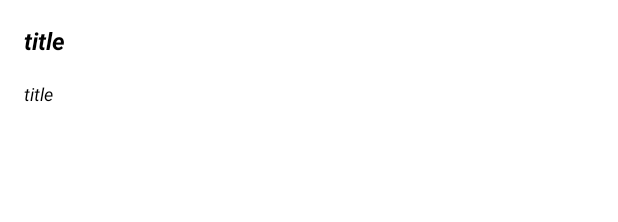
After one commit to pradeep9201439460/SampleArtivatic, an Android app: the layout item_country_details_layout.xml on its own in the app's theme, with its tools: preview values and no code run, on a phone screen of 412 x 824 dp. The commit adds this screen. Shown: the top 222 px of the screen. Run offline under Robolectric (Android 15) with nearby library versions, the phone set to English and light mode, and no system bars; network calls fail.

Commit message:
Add Adapter with glide for image

```diff
--- a/app/src/main/res/layout/activity_main.xml
+++ b/app/src/main/res/layout/activity_main.xml
@@ -39,7 +39,7 @@
         <androidx.recyclerview.widget.RecyclerView
             android:id="@+id/recyclerView"
             android:layout_width="match_parent"
-            android:layout_height="match_parent"
+            android:layout_height="0dp"
             app:layout_constraintBottom_toBottomOf="parent"
             app:layout_constraintEnd_toEndOf="parent"
             app:layout_constraintStart_toStartOf="parent"
--- /dev/null
+++ b/app/src/main/res/layout/item_country_details_layout.xml
@@ -0,0 +1,45 @@
+<?xml version="1.0" encoding="utf-8"?>
+<layout xmlns:app="http://schemas.android.com/apk/res-auto"
+    xmlns:tools="http://schemas.android.com/tools">
+
+
+    <androidx.constraintlayout.widget.ConstraintLayout xmlns:android="http://schemas.android.com/apk/res/android"
+        android:layout_width="match_parent"
+        android:layout_height="match_parent">
+
+        <androidx.appcompat.widget.AppCompatImageView
+            android:id="@+id/image"
+            android:layout_width="wrap_content"
+            android:layout_height="wrap_content"
+            app:layout_constraintEnd_toEndOf="parent"
+            app:layout_constraintStart_toStartOf="parent"
+            app:layout_constraintTop_toTopOf="parent" />
+
+        <androidx.appcompat.widget.AppCompatTextView
+            android:id="@+id/title"
+            android:layout_width="match_parent"
+            android:layout_height="wrap_content"
+            android:layout_margin="16dp"
+            android:textColor="@color/black"
+            android:textSize="16sp"
+            android:textStyle="bold|italic"
+            app:layout_constraintEnd_toEndOf="parent"
+            app:layout_constraintStart_toStartOf="parent"
+            app:layout_constraintTop_toBottomOf="@+id/image"
+            tools:text="title" />
+
+        <androidx.appcompat.widget.AppCompatTextView
+            android:id="@+id/description"
+            android:layout_width="match_parent"
+            android:layout_height="wrap_content"
+            android:layout_margin="16dp"
+            android:textColor="@color/black"
+            android:textSize="12sp"
+            android:textStyle="italic"
+            app:layout_constraintEnd_toEndOf="parent"
+            app:layout_constraintStart_toStartOf="parent"
+            app:layout_constraintTop_toBottomOf="@+id/title"
+            tools:text="title" />
+
+    </androidx.constraintlayout.widget.ConstraintLayout>
+</layout>
```
Also changed, not shown: app/src/main/java/com/pradeep/sampleartivatic/MainActivity.kt (+8 -2 lines), app/src/main/java/com/pradeep/sampleartivatic/adapter/CountryDetailsAdapter.kt (added, +63 -0 lines), app/src/main/java/com/pradeep/sampleartivatic/glide/MyAppGlideModule.kt (added, +13 -0 lines).
